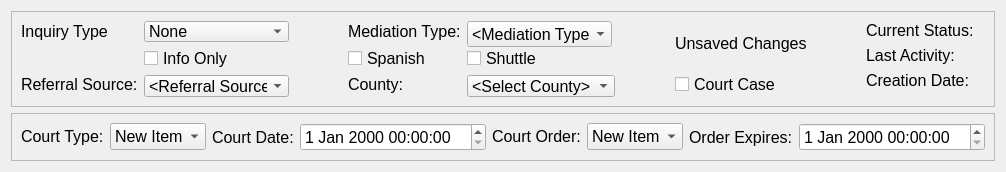
Qt form drc/gui/mediationprocessstatusform.ui (lansdon/cpts483_drc) before a commit.
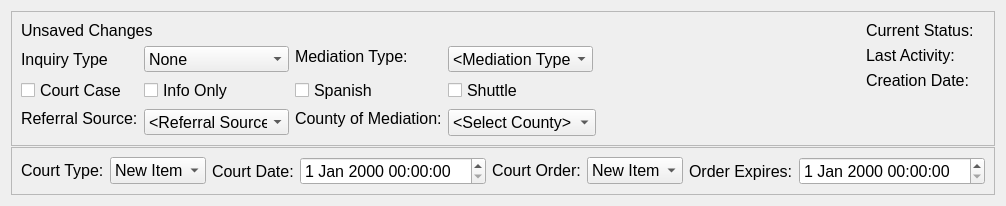
The same form after that commit.

The edit to the form file:
```diff
--- a/drc/gui/mediationprocessstatusform.ui
+++ b/drc/gui/mediationprocessstatusform.ui
@@ -7,7 +7,7 @@
     <x>0</x>
     <y>0</y>
     <width>1003</width>
-    <height>172</height>
+    <height>206</height>
    </rect>
   </property>
   <property name="sizePolicy">
@@ -25,7 +25,7 @@
   <property name="maximumSize">
    <size>
     <width>16777215</width>
-    <height>173</height>
+    <height>206</height>
    </size>
   </property>
   <property name="font">
@@ -36,7 +36,7 @@
   <property name="windowTitle">
    <string>Form</string>
   </property>
-  <layout class="QVBoxLayout" name="verticalLayout">
+  <layout class="QVBoxLayout" name="verticalLayout_2">
    <item>
     <widget class="QFrame" name="summaryFrame">
      <property name="sizePolicy">
@@ -45,10 +45,16 @@
        <verstretch>0</verstretch>
       </sizepolicy>
      </property>
+     <property name="minimumSize">
+      <size>
+       <width>0</width>
+       <height>135</height>
+      </size>
+     </property>
      <property name="maximumSize">
       <size>
        <width>16777215</width>
-       <height>102</height>
+       <height>135</height>
       </size>
      </property>
      <property name="frameShape">
@@ -59,6 +65,32 @@
      </property>
      <layout class="QHBoxLayout" name="horizontalLayout_2">
       <item>
+       <layout class="QVBoxLayout" name="verticalLayout">
+        <item>
+         <widget class="QLabel" name="saveStatusLabel">
+          <property name="sizePolicy">
+           <sizepolicy hsizetype="Preferred" vsizetype="Fixed">
+            <horstretch>0</horstretch>
+            <verstretch>0</verstretch>
+           </sizepolicy>
+          </property>
+          <property name="maximumSize">
+           <size>
+            <width>16777215</width>
+            <height>49</height>
+           </size>
+          </property>
+          <property name="text">
+           <string>Unsaved Changes</string>
+          </property>
+          <property name="wordWrap">
+           <bool>true</bool>
+          </property>
+         </widget>
+        </item>
+        <item>
+         <layout class="QHBoxLayout" name="horizontalLayout_3">
+          <item>
        <layout class="QFormLayout" name="inquiryLayout">
         <item row="0" column="1">
          <widget class="QComboBox" name="inquiryTypeComboBox">
@@ -222,20 +254,14 @@
           </property>
          </widget>
         </item>
-       </layout>
-      </item>
-      <item>
-       <spacer name="horizontalSpacer">
-        <property name="orientation">
-         <enum>Qt::Horizontal</enum>
-        </property>
-        <property name="sizeHint" stdset="0">
-         <size>
-          <width>36</width>
-          <height>20</height>
-         </size>
-        </property>
-       </spacer>
+            <item row="1" column="0">
+             <widget class="QCheckBox" name="courtCheckBox">
+              <property name="text">
+               <string>Court Case</string>
+              </property>
+             </widget>
+            </item>
+           </layout>
       </item>
       <item>
        <layout class="QFormLayout" name="formLayoutCol1">
@@ -377,7 +403,7 @@
            </font>
           </property>
           <property name="text">
-           <string>County:</string>
+               <string>County of Mediation:</string>
           </property>
          </widget>
         </item>
@@ -435,63 +461,18 @@
         </item>
        </layout>
       </item>
-      <item>
-       <spacer name="horizontalSpacer_2">
-        <property name="orientation">
-         <enum>Qt::Horizontal</enum>
-        </property>
-        <property name="sizeHint" stdset="0">
-         <size>
-          <width>38</width>
-          <height>20</height>
-         </size>
-        </property>
-       </spacer>
-      </item>
-      <item>
-       <layout class="QVBoxLayout" name="verticalLayout_2">
-        <property name="sizeConstraint">
-         <enum>QLayout::SetNoConstraint</enum>
-        </property>
-        <item>
-         <widget class="QLabel" name="saveStatusLabel">
-          <property name="sizePolicy">
-           <sizepolicy hsizetype="Preferred" vsizetype="Fixed">
-            <horstretch>0</horstretch>
-            <verstretch>0</verstretch>
-           </sizepolicy>
-          </property>
-          <property name="maximumSize">
-           <size>
-            <width>16777215</width>
-            <height>49</height>
-           </size>
-          </property>
-          <property name="text">
-           <string>Unsaved Changes</string>
-          </property>
-          <property name="wordWrap">
-           <bool>true</bool>
-          </property>
-         </widget>
-        </item>
-        <item>
-         <widget class="QCheckBox" name="courtCheckBox">
-          <property name="text">
-           <string>Court Case</string>
-          </property>
-         </widget>
-        </item>
+         </layout>
+        </item>
        </layout>
       </item>
       <item>
-       <spacer name="horizontalSpacer_3">
+       <spacer name="horizontalSpacer">
         <property name="orientation">
          <enum>Qt::Horizontal</enum>
         </property>
         <property name="sizeHint" stdset="0">
          <size>
-          <width>39</width>
+          <width>36</width>
           <height>20</height>
          </size>
         </property>
```
Lines whose indentation alone changed are shown as unchanged.
